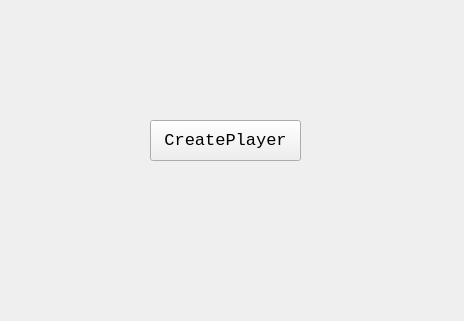
First picture: the form in src/TestDecoder/TestDecoder.ui, repository Bian-Sh/StreamDecoder4dotNet, before the edit.
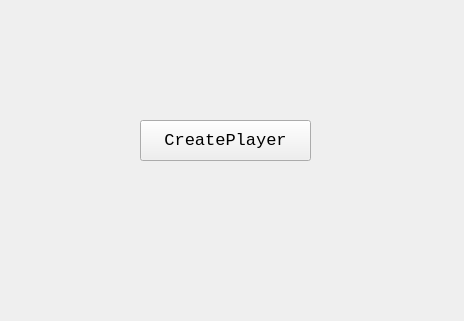
Second picture: the form after the edit.

```diff
--- a/src/TestDecoder/TestDecoder.ui
+++ b/src/TestDecoder/TestDecoder.ui
@@ -16,9 +16,9 @@
   <widget class="QPushButton" name="CreatePlayer">
    <property name="geometry">
     <rect>
-     <x>150</x>
+     <x>140</x>
      <y>120</y>
-     <width>151</width>
+     <width>171</width>
      <height>41</height>
     </rect>
    </property>
```
